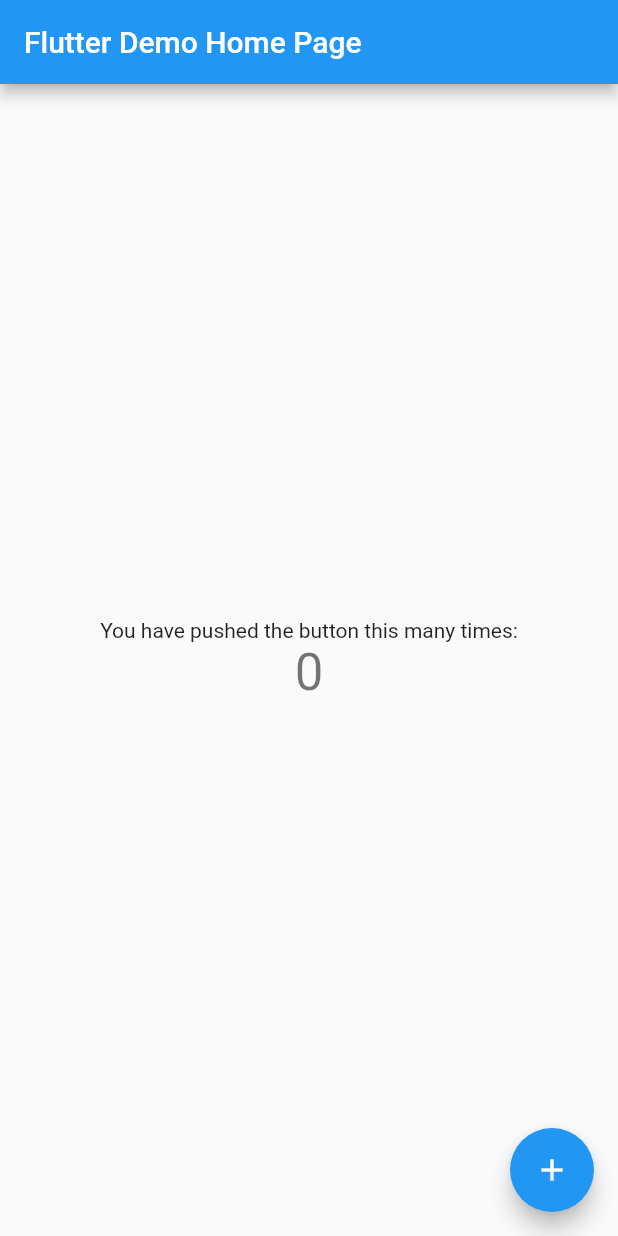
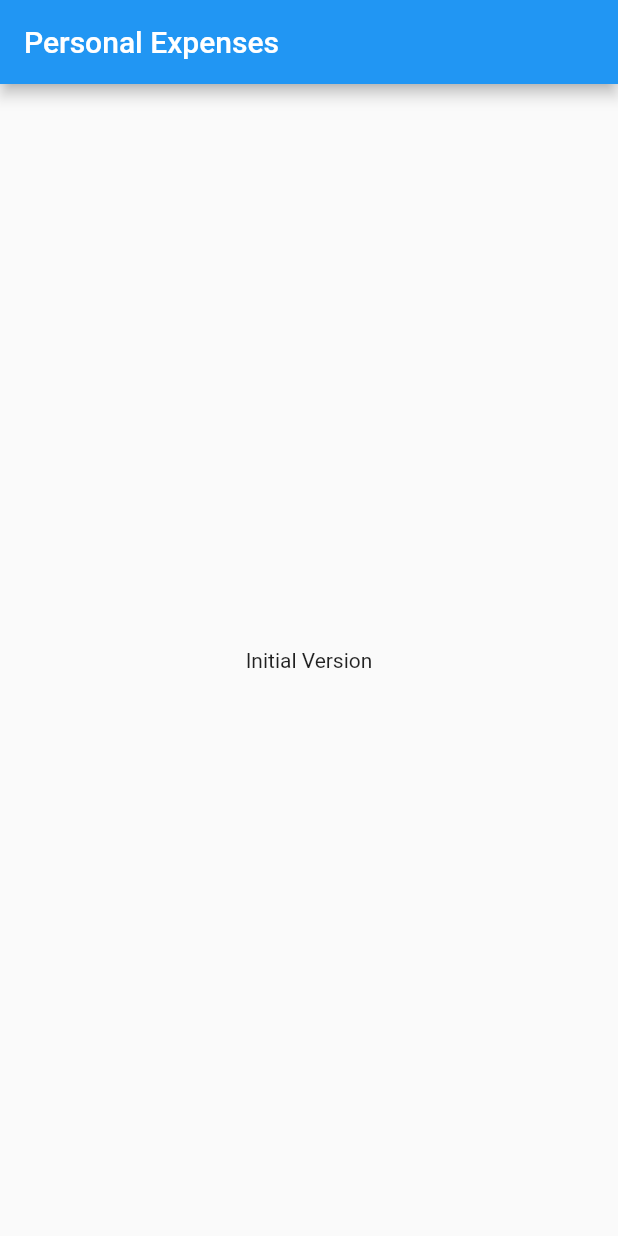
Before and after one commit to guilhermeblima/flutter_expenses, a Flutter app: the screen it shows after launch, on a phone screen of 412 x 824 dp. Run offline on Flutter 3.47's test engine with Material 2 defaults, Android fonts, the phone set to English and light mode, and no system bars.

Commit message:
my home page created

```diff
--- a/lib/main.dart
+++ b/lib/main.dart
@@ -1,111 +1,24 @@
 import 'package:flutter/material.dart';
 
-void main() => runApp(MyApp());
+main() => runApp(ExpensesApp());
 
-class MyApp extends StatelessWidget {
-  // This widget is the root of your application.
+class ExpensesApp extends StatelessWidget {
   @override
   Widget build(BuildContext context) {
-    return MaterialApp(
-      title: 'Flutter Demo',
-      theme: ThemeData(
-        // This is the theme of your application.
-        //
-        // Try running your application with "flutter run". You'll see the
-        // application has a blue toolbar. Then, without quitting the app, try
-        // changing the primarySwatch below to Colors.green and then invoke
-        // "hot reload" (press "r" in the console where you ran "flutter run",
-        // or simply save your changes to "hot reload" in a Flutter IDE).
-        // Notice that the counter didn't reset back to zero; the application
-        // is not restarted.
-        primarySwatch: Colors.blue,
+    return MaterialApp(home: MyHomePage());
+  }
+}
+
+class MyHomePage extends StatelessWidget {
+  @override
+  Widget build(BuildContext context) {
+    return Scaffold(
+      appBar: AppBar(
+        title: Text("Personal Expenses"),
       ),
-      home: MyHomePage(title: 'Flutter Demo Home Page'),
+      body: Center(
+        child: Text("Initial Version"),
+      ),
     );
   }
 }
-
-class MyHomePage extends StatefulWidget {
-  MyHomePage({Key key, this.title}) : super(key: key);
-
-  // This widget is the home page of your application. It is stateful, meaning
-  // that it has a State object (defined below) that contains fields that affect
-  // how it looks.
-
-  // This class is the configuration for the state. It holds the values (in this
-  // case the title) provided by the parent (in this case the App widget) and
-  // used by the build method of the State. Fields in a Widget subclass are
-  // always marked "final".
-
-  final String title;
-
-  @override
-  _MyHomePageState createState() => _MyHomePageState();
-}
-
-class _MyHomePageState extends State<MyHomePage> {
-  int _counter = 0;
-
-  void _incrementCounter() {
-    setState(() {
-      // This call to setState tells the Flutter framework that something has
-      // changed in this State, which causes it to rerun the build method below
-      // so that the display can reflect the updated values. If we changed
-      // _counter without calling setState(), then the build method would not be
-      // called again, and so nothing would appear to happen.
-      _counter++;
-    });
-  }
-
-  @override
-  Widget build(BuildContext context) {
-    // This method is rerun every time setState is called, for instance as done
-    // by the _incrementCounter method above.
-    //
-    // The Flutter framework has been optimized to make rerunning build methods
-    // fast, so that you can just rebuild anything that needs updating rather
-    // than having to individually change instances of widgets.
-    return Scaffold(
-      appBar: AppBar(
-        // Here we take the value from the MyHomePage object that was created by
-        // the App.build method, and use it to set our appbar title.
-        title: Text(widget.title),
-      ),
-      body: Center(
-        // Center is a layout widget. It takes a single child and positions it
-        // in the middle of the parent.
-        child: Column(
-          // Column is also a layout widget. It takes a list of children and
-          // arranges them vertically. By default, it sizes itself to fit its
-          // children horizontally, and tries to be as tall as its parent.
-          //
-          // Invoke "debug painting" (press "p" in the console, choose the
-          // "Toggle Debug Paint" action from the Flutter Inspector in Android
-          // Studio, or the "Toggle Debug Paint" command in Visual Studio Code)
-          // to see the wireframe for each widget.
-          //
-          // Column has various properties to control how it sizes itself and
-          // how it positions its children. Here we use mainAxisAlignment to
-          // center the children vertically; the main axis here is the vertical
-          // axis because Columns are vertical (the cross axis would be
-          // horizontal).
-          mainAxisAlignment: MainAxisAlignment.center,
-          children: <Widget>[
-            Text(
-              'You have pushed the button this many times:',
-            ),
-            Text(
-              '$_counter',
-              style: Theme.of(context).textTheme.display1,
-            ),
-          ],
-        ),
-      ),
-      floatingActionButton: FloatingActionButton(
-        onPressed: _incrementCounter,
-        tooltip: 'Increment',
-        child: Icon(Icons.add),
-      ), // This trailing comma makes auto-formatting nicer for build methods.
-    );
-  }
-}
```
Also changed, not shown: 1 other file.
